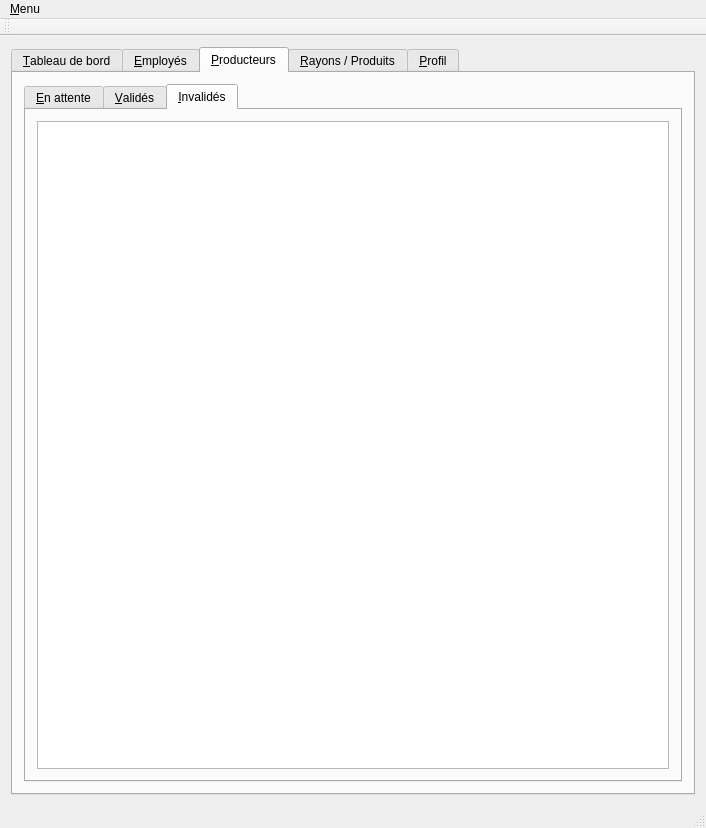
The window that mainwindow.ui (LouisVraie/circuitsCourtsBackOffice) describes before a commit, drawn with Qt 5.
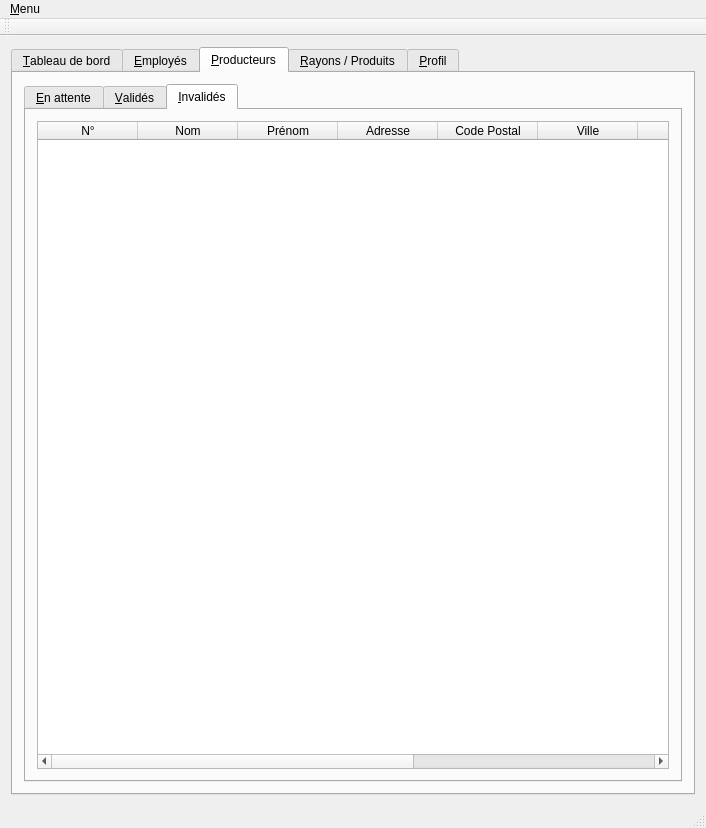
The same window after the commit. The open tabs and pages were chosen to show the change. Icons and pictures are not drawn.

```diff
--- a/mainwindow.ui
+++ b/mainwindow.ui
@@ -650,9 +650,62 @@
               <property name="selectionBehavior">
                <enum>QAbstractItemView::SelectRows</enum>
               </property>
+              <attribute name="horizontalHeaderStretchLastSection">
+               <bool>true</bool>
+              </attribute>
               <attribute name="verticalHeaderVisible">
                <bool>false</bool>
               </attribute>
+              <column>
+               <property name="text">
+                <string>N°</string>
+               </property>
+              </column>
+              <column>
+               <property name="text">
+                <string>Nom</string>
+               </property>
+              </column>
+              <column>
+               <property name="text">
+                <string>Prénom</string>
+               </property>
+              </column>
+              <column>
+               <property name="text">
+                <string>Adresse</string>
+               </property>
+              </column>
+              <column>
+               <property name="text">
+                <string>Code Postal</string>
+               </property>
+              </column>
+              <column>
+               <property name="text">
+                <string>Ville</string>
+               </property>
+              </column>
+              <column>
+               <property name="text">
+                <string>Mail</string>
+               </property>
+              </column>
+              <column>
+               <property name="text">
+                <string>Tél</string>
+               </property>
+              </column>
+              <column>
+               <property name="text">
+                <string>Date Inscription</string>
+               </property>
+              </column>
+              <column>
+               <property name="text">
+                <string>Raison Invalidation</string>
+               </property>
+              </column>
              </widget>
             </item>
            </layout>
```
Left out of the diff: 37 changed lines with no effect on the pictures.
